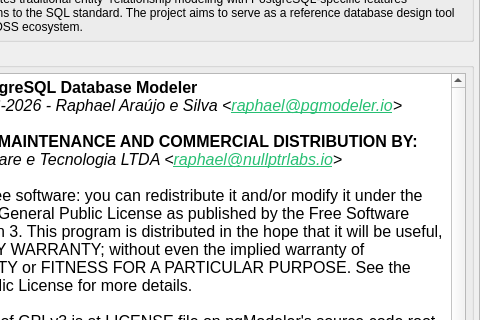
The window that libs/libgui/ui/widgets/aboutwidget.ui (maniac787/pgmodeler) describes before a commit, drawn with Qt 5; both pictures show x 150 to 630 and y 201 to 521 of the 630 by 650 pixel window.
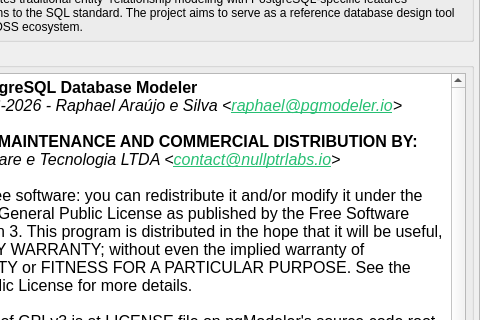
The same window after the commit. Icons and pictures are not drawn.

Patch:
```diff
--- a/libs/libgui/ui/widgets/aboutwidget.ui
+++ b/libs/libgui/ui/widgets/aboutwidget.ui
@@ -637,7 +637,7 @@
 li.unchecked::marker { content: &quot;\2610&quot;; }
 li.checked::marker { content: &quot;\2612&quot;; }
 &lt;/style&gt;&lt;/head&gt;&lt;body style=&quot; font-family:'Noto Sans'; font-size:12pt; font-weight:400; font-style:normal;&quot;&gt;
-&lt;p style=&quot; margin-top:12px; margin-bottom:12px; margin-left:0px; margin-right:0px; -qt-block-indent:0; text-indent:0px;&quot;&gt;&lt;span style=&quot; font-weight:700;&quot;&gt;pgModeler - PostgreSQL Database Modeler&lt;/span&gt;&lt;br /&gt;&lt;span style=&quot; font-style:italic;&quot;&gt;(c) Copyright 2006-2026 - Raphael Araújo e Silva &amp;lt;&lt;/span&gt;&lt;a href=&quot;mailto:raphael@nullptrlabs.io&quot;&gt;&lt;span style=&quot; font-style:italic; text-decoration: underline; color:#27bf73;&quot;&gt;raphael@pgmodeler.io&lt;/span&gt;&lt;/a&gt;&lt;span style=&quot; font-style:italic;&quot;&gt;&amp;gt;&lt;/span&gt;&lt;br /&gt;&lt;br /&gt;&lt;span style=&quot; font-weight:700;&quot;&gt;DEVELOPMENT, MAINTENANCE AND COMMERCIAL DISTRIBUTION BY:&lt;/span&gt;&lt;br /&gt;&lt;span style=&quot; font-style:italic;&quot;&gt;Nullptr Labs Software e Tecnologia LTDA &amp;lt;&lt;/span&gt;&lt;a href=&quot;mailto:raphael@nullptrlabs.io&quot;&gt;&lt;span style=&quot; font-style:italic; text-decoration: underline; color:#27bf73;&quot;&gt;raphael@nullptrlabs.io&lt;/span&gt;&lt;/a&gt;&lt;span style=&quot; font-style:italic;&quot;&gt;&amp;gt;&lt;/span&gt;&lt;br /&gt;&lt;br /&gt;This program is free software: you can redistribute it and/or modify it under the terms of the GNU General Public License as published by the Free Software Foundation version 3. This program is distributed in the hope that it will be useful, but WITHOUT ANY WARRANTY; without even the implied warranty of MERCHANTABILITY or FITNESS FOR A PARTICULAR PURPOSE. See the GNU General Public License for more details. &lt;br /&gt;&lt;br /&gt;The complete text of GPLv3 is at LICENSE file on pgModeler's source code root directory. Also, you can get the complete GNU General Public License at &lt;a href=&quot;http://www.gnu.org/licenses&quot;&gt;&lt;span style=&quot; text-decoration: underline; color:#27bf73;&quot;&gt;http://www.gnu.org/licenses&lt;/span&gt;&lt;/a&gt;.&lt;/p&gt;&lt;/body&gt;&lt;/html&gt;</string>
+&lt;p style=&quot; margin-top:12px; margin-bottom:12px; margin-left:0px; margin-right:0px; -qt-block-indent:0; text-indent:0px;&quot;&gt;&lt;span style=&quot; font-weight:700;&quot;&gt;pgModeler - PostgreSQL Database Modeler&lt;/span&gt;&lt;br /&gt;&lt;span style=&quot; font-style:italic;&quot;&gt;(c) Copyright 2006-2026 - Raphael Araújo e Silva &amp;lt;&lt;/span&gt;&lt;a href=&quot;mailto:raphael@nullptrlabs.io&quot;&gt;&lt;span style=&quot; font-style:italic; text-decoration: underline; color:#27bf73;&quot;&gt;raphael@pgmodeler.io&lt;/span&gt;&lt;/a&gt;&lt;span style=&quot; font-style:italic;&quot;&gt;&amp;gt;&lt;/span&gt;&lt;br /&gt;&lt;br /&gt;&lt;span style=&quot; font-weight:700;&quot;&gt;DEVELOPMENT, MAINTENANCE AND COMMERCIAL DISTRIBUTION BY:&lt;/span&gt;&lt;br /&gt;&lt;span style=&quot; font-style:italic;&quot;&gt;Nullptr Labs Software e Tecnologia LTDA &amp;lt;&lt;/span&gt;&lt;a href=&quot;mailto:raphael@nullptrlabs.io&quot;&gt;&lt;span style=&quot; font-style:italic; text-decoration: underline; color:#27bf73;&quot;&gt;contact@nullptrlabs.io&lt;/span&gt;&lt;/a&gt;&lt;span style=&quot; font-style:italic;&quot;&gt;&amp;gt;&lt;/span&gt;&lt;br /&gt;&lt;br /&gt;This program is free software: you can redistribute it and/or modify it under the terms of the GNU General Public License as published by the Free Software Foundation version 3. This program is distributed in the hope that it will be useful, but WITHOUT ANY WARRANTY; without even the implied warranty of MERCHANTABILITY or FITNESS FOR A PARTICULAR PURPOSE. See the GNU General Public License for more details. &lt;br /&gt;&lt;br /&gt;The complete text of GPLv3 is at LICENSE file on pgModeler's source code root directory. Also, you can get the complete GNU General Public License at &lt;a href=&quot;http://www.gnu.org/licenses&quot;&gt;&lt;span style=&quot; text-decoration: underline; color:#27bf73;&quot;&gt;http://www.gnu.org/licenses&lt;/span&gt;&lt;/a&gt;.&lt;/p&gt;&lt;/body&gt;&lt;/html&gt;</string>
            </property>
            <property name="acceptRichText">
             <bool>true</bool>
```
Left out of the diff: 2 changed lines with no effect on the pictures.
